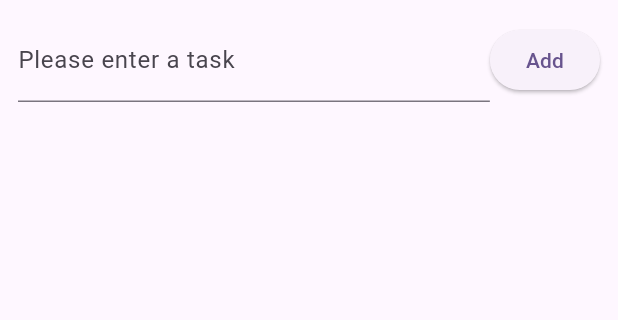
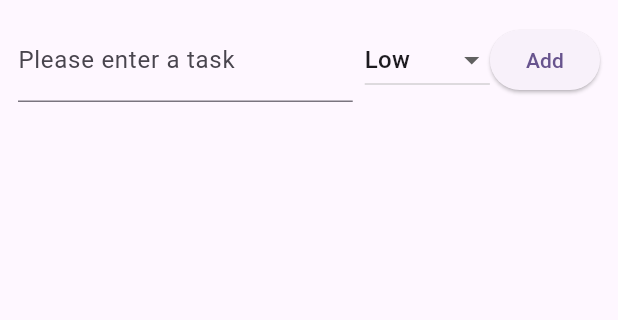
Before and after one commit to KaozhiChen/flutter_todo_list, a Flutter app: the screen it shows after launch, after a tap on "Add", on a phone screen of 412 x 824 dp, the part 84-404 px from its top. Run offline on Flutter 3.47's test engine with Material 3 defaults, Android fonts, the phone set to English and light mode, and no system bars.

Commit message:
Implement dropDownButton and add priority attribute to task

```diff
--- a/lib/main.dart
+++ b/lib/main.dart
@@ -20,11 +20,15 @@ class MyApp extends StatelessWidget {
   }
 }
 
+// enumeration priority
+enum Priority { high, medium, low }
+
+// Task class
 class Task {
   String name;
   bool isCompleted;
-
-  Task({required this.name, this.isCompleted = false});
+  Priority priority;
+  Task({required this.name, this.isCompleted = false, required this.priority});
 }
 
 class MyHomePage extends StatefulWidget {
@@ -37,11 +41,13 @@ class MyHomePage extends StatefulWidget {
 class _MyHomePageState extends State<MyHomePage> {
   final TextEditingController _inputController = TextEditingController();
   final List<Task> _taskList = [];
+  Priority _selectedPriority = Priority.low;
 
   void _addTask() {
     setState(() {
       if (_inputController.text.isNotEmpty) {
-        _taskList.add(Task(name: _inputController.text));
+        _taskList.add(
+            Task(name: _inputController.text, priority: _selectedPriority));
         _inputController.clear();
       }
     });
@@ -57,6 +63,18 @@ class _MyHomePageState extends State<MyHomePage> {
     setState(() {
       _taskList.removeAt(index);
     });
+  }
+
+  // function to switch priority to string
+  String _priorityToString(Priority priority) {
+    switch (priority) {
+      case Priority.high:
+        return 'High';
+      case Priority.medium:
+        return 'Medium';
+      case Priority.low:
+        return 'Low';
+    }
   }
 
   @override
@@ -81,6 +99,21 @@ class _MyHomePageState extends State<MyHomePage> {
                     ),
                   ),
                 ),
+                const SizedBox(width: 8),
+                DropdownButton<Priority>(
+                  value: _selectedPriority,
+                  onChanged: (Priority? newValue) {
+                    setState(() {
+                      _selectedPriority = newValue!;
+                    });
+                  },
+                  items: Priority.values.map((Priority priority) {
+                    return DropdownMenuItem<Priority>(
+                      value: priority,
+                      child: Text(_priorityToString(priority)),
+                    );
+                  }).toList(),
+                ),
                 ElevatedButton(onPressed: _addTask, child: const Text('Add'))
               ],
             ),
@@ -100,6 +133,8 @@ class _MyHomePageState extends State<MyHomePage> {
                             ? TextDecoration.lineThrough
                             : null),
                   ),
+                  subtitle: Text(
+                      ' ${_priorityToString(_taskList[index].priority)} Priority'),
                   trailing: IconButton(
                       onPressed: () => _removeTask(index),
                       icon: const Icon((Icons.remove))),
```
